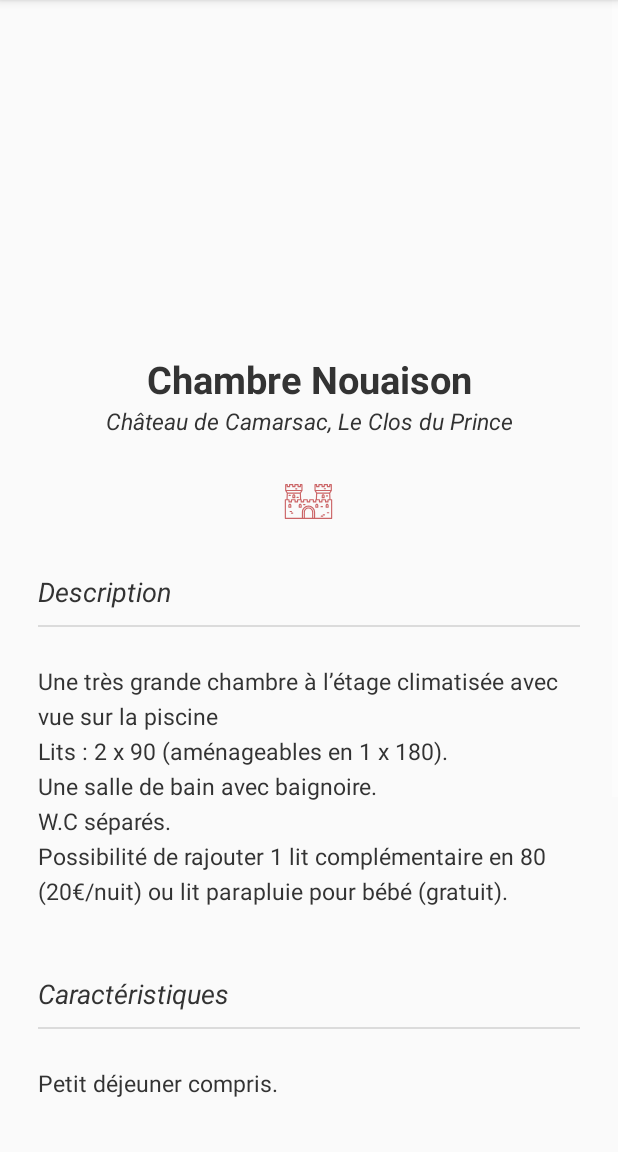
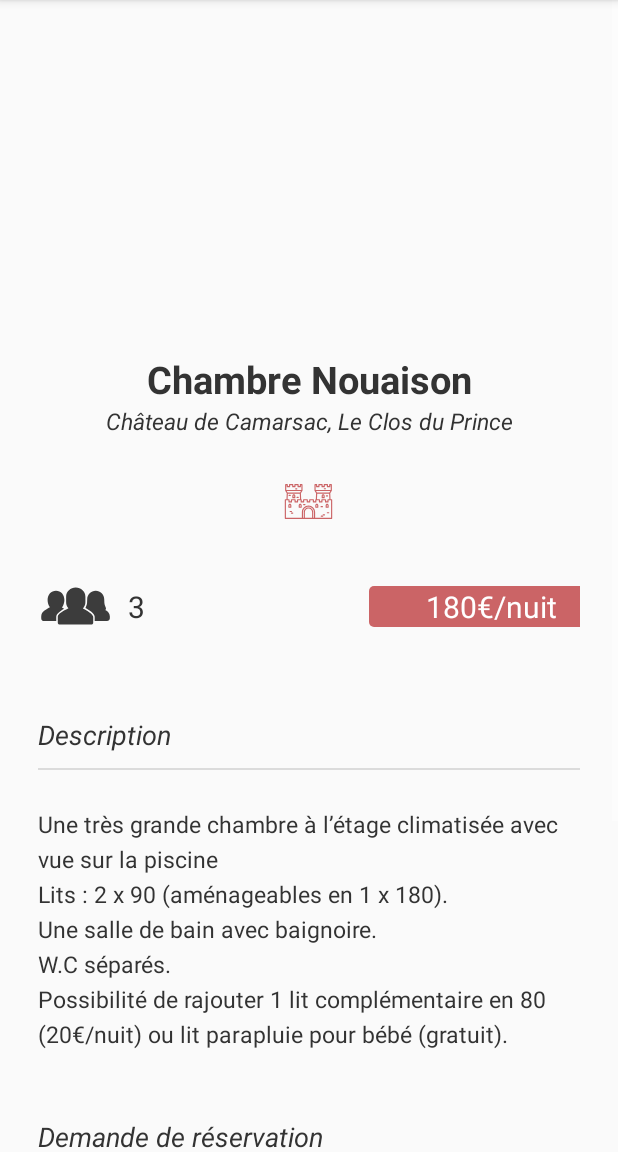
Before and after one commit to acarval/winefing-app-android, an Android app: the fragment LocationFragment placed in its activity, on a phone screen of 412 x 824 dp, the part 84-1236 px from its top. Run offline under Robolectric (Android 15) with nearby library versions, the phone set to English and light mode, and no system bars; our stand-ins replace Picasso; pictures from the network do not load; 8 statements that could not run were skipped.

Commit message:
#25:Vue d'une location:Modification de la structure, suppression des caractéristiques et rajout nombre invités + prix:(v.morreel)

```diff
--- a/app/src/main/java/fr/dawin/winefing/winefing/fragments/LocationFragment.java
+++ b/app/src/main/java/fr/dawin/winefing/winefing/fragments/LocationFragment.java
@@ -49,11 +49,11 @@ public class LocationFragment extends Fragment {
         else
             Picasso.with(myContext).load(location.getUrlImage()).fit().into(image_location);
 
-        TextView tv_description = (TextView) myView.findViewById(R.id.desc_content);
+        TextView tv_description = (TextView) myView.findViewById(R.id.nb_people_room);
         tv_description.setText(String.valueOf(location.getNbPersonnes()));
 
-        TextView tv_caract = (TextView) myView.findViewById(R.id.carac_room_content);
-        tv_caract.setText(String.valueOf(location.getPrixChambre()));
+        TextView tv_caract = (TextView) myView.findViewById(R.id.price_room);
+        tv_caract.setText(String.valueOf(location.getPrixChambre()) + "€/nuit");
 
         return myView;
     }
--- /dev/null
+++ b/app/src/main/res/drawable/ic_people.xml
@@ -0,0 +1,15 @@
+<vector xmlns:android="http://schemas.android.com/apk/res/android"
+        android:width="100dp"
+        android:height="125dp"
+        android:viewportWidth="100.0"
+        android:viewportHeight="125.0">
+    <path
+        android:fillColor="#3C3C3C"
+        android:pathData="M71.1,75.8H28.9c-1.4,0 -2.5,-1.1 -2.5,-2.5V65c0,-1.7 1,-4 8.3,-8.6c2,-1.2 4.1,-2.4 5.9,-3.4c-2,-2.3 -3.1,-5.2 -3.1,-8.3v-7.6c0,-7.1 5.8,-12.8 12.8,-12.8S63.2,30 63.2,37.1v7.6c0,3.2 -1.2,6.2 -3.3,8.6C65,56 73.6,61.2 73.6,65.1v8.2C73.6,74.6 72.5,75.8 71.1,75.8z"/>
+    <path
+        android:fillColor="#3C3C3C"
+        android:pathData="M34.8,53.9c-1.2,-0.7 -2.2,-1.3 -2.9,-1.8c2,-2.9 3.3,-6.7 3.3,-10.6c0,-7.3 -4.7,-12.7 -11.2,-12.7c-6.5,0 -11.2,5.3 -11.2,12.7c0,3.8 1.2,7.5 3.1,10.3c-1.6,0.9 -3.9,2.3 -7.2,4.4c-2.8,1.8 -4.4,5 -4.4,8.4v2.4C4.2,69.3 5.9,71 8,71h16.3v-5.9C24.3,60.9 30.1,56.7 34.8,53.9zM27,55.3c-0.1,0 -0.1,0 -0.2,-0.1C26.9,55.3 27,55.3 27,55.3zM20.3,55.3C20.3,55.3 20.3,55.3 20.3,55.3C20.3,55.3 20.3,55.3 20.3,55.3z"/>
+    <path
+        android:fillColor="#3C3C3C"
+        android:pathData="M95.8,64.2c-0.2,-3.7 -2.6,-7 -6.2,-8.5l-0.2,-0.1c0.4,-0.2 0.7,-0.5 0.9,-0.9c0.5,-0.8 0.5,-1.7 0.1,-2.5c0,0 -1.6,-3.2 -1.9,-6.3l-0.2,-5.3c0,-6.4 -5.1,-11.7 -11.3,-11.8c0,0 -0.1,0 -0.1,0c-6.2,0.1 -11.3,5.4 -11.3,11.8l-0.2,5.3c-0.3,3.1 -1.9,6.3 -1.9,6.3c-0.1,0.2 -0.1,0.4 -0.2,0.5c4.6,2.6 12.3,7.5 12.3,12.3v5.9H92c2.1,0 3.8,-1.8 3.8,-3.9v-2.3C95.8,64.7 95.8,64.4 95.8,64.2z"/>
+</vector>
--- /dev/null
+++ b/app/src/main/res/drawable/room_label_price.xml
@@ -0,0 +1,14 @@
+<?xml version="1.0" encoding="utf-8"?>
+<selector xmlns:android="http://schemas.android.com/apk/res/android">
+
+
+    <item >
+        <shape android:shape="rectangle"  >
+            <corners
+                android:topLeftRadius="3dip"
+                android:bottomLeftRadius="3dip" />
+            <solid android:color="@color/colorPrimary"/>
+        </shape>
+    </item>
+
+</selector>
--- a/app/src/main/res/layout/card_location.xml
+++ b/app/src/main/res/layout/card_location.xml
@@ -30,7 +30,7 @@
                 android:orientation="vertical"
                 android:layout_width="wrap_content"
                 android:layout_height="wrap_content"
-                android:layout_weight="0.6">
+                android:layout_weight="1">
 
                 <TextView
                     android:id="@+id/location_name"
--- a/app/src/main/res/layout/fragment_location.xml
+++ b/app/src/main/res/layout/fragment_location.xml
@@ -65,6 +65,52 @@
                     android:layout_gravity="center"
                     android:background="@drawable/ic_castle"/>
 
+                <LinearLayout
+                    android:orientation="horizontal"
+                    android:layout_width="match_parent"
+                    android:layout_height="match_parent"
+                    android:layout_marginBottom="30dp"
+                    android:gravity="center_horizontal"
+                    android:layout_gravity="center_vertical">
+
+                    <ImageView
+                        android:layout_width="50dp"
+                        android:layout_height="60dp"
+                        android:layout_gravity="center"
+                        android:layout_marginRight="10dp"
+                        android:layout_marginTop="5dp"
+                        android:background="@drawable/ic_people"/>
+
+                    <TextView
+                        android:id="@+id/nb_people_room"
+                        android:layout_width="wrap_content"
+                        android:layout_height="wrap_content"
+                        android:textColor="@color/Oil"
+                        android:textSize="20dp"
+                        android:lineSpacingExtra="5dp"
+                        android:gravity="left"
+                        android:layout_gravity="center_vertical"
+                        android:text="3"
+                        android:layout_weight="4"/>
+
+                    <TextView
+                        android:id="@+id/price_room"
+                        android:layout_width="wrap_content"
+                        android:layout_height="wrap_content"
+                        android:textColor="@color/white"
+                        android:textSize="20dp"
+                        android:lineSpacingExtra="5dp"
+                        android:gravity="right"
+                        android:layout_gravity="center_vertical"
+                        android:text="180€/nuit"
+                        android:paddingEnd="15dp"
+                        android:background="@drawable/room_label_price"
+                        android:layout_weight="1"/>
+
+
+                </LinearLayout>
+
+
                 <TextView
                     android:id="@+id/desc_title"
                     android:layout_width="match_parent"
@@ -105,45 +151,6 @@
 
                 </LinearLayout>
 
-                <TextView
-                    android:id="@+id/carac_room_title"
-                    android:layout_width="match_parent"
-                    android:layout_height="wrap_content"
-                    android:textColor="@color/Oil"
-                    android:textStyle="italic"
-                    android:textSize="18dp"
-                    android:layout_marginTop="15dp"
-                    android:layout_marginBottom="10dp"
-                    android:gravity="left"
-                    android:text="Caractéristiques"
-                    android:layout_centerHorizontal="true" />
-
-                <View
-                    android:layout_width="match_parent"
-                    android:layout_height="1dip"
-                    android:background="@color/grey"
-                    android:layout_gravity="center"
-                    android:layout_centerHorizontal="true"/>
-
-                <LinearLayout
-                    android:orientation="vertical"
-                    android:layout_marginTop="25dp"
-                    android:layout_width="match_parent"
-                    android:layout_height="match_parent"
-                    android:layout_marginBottom="30dp">
-
-                    <TextView
-                        android:id="@+id/carac_room_content"
-                        android:layout_width="match_parent"
-                        android:layout_height="wrap_content"
-                        android:textColor="@color/Oil"
-                        android:textSize="15dp"
-                        android:lineSpacingExtra="5dp"
-                        android:gravity="left"
-                        android:text="Petit déjeuner compris."/>
-
-
-                </LinearLayout>
 
                 <TextView
                     android:id="@+id/booking_title"
```
